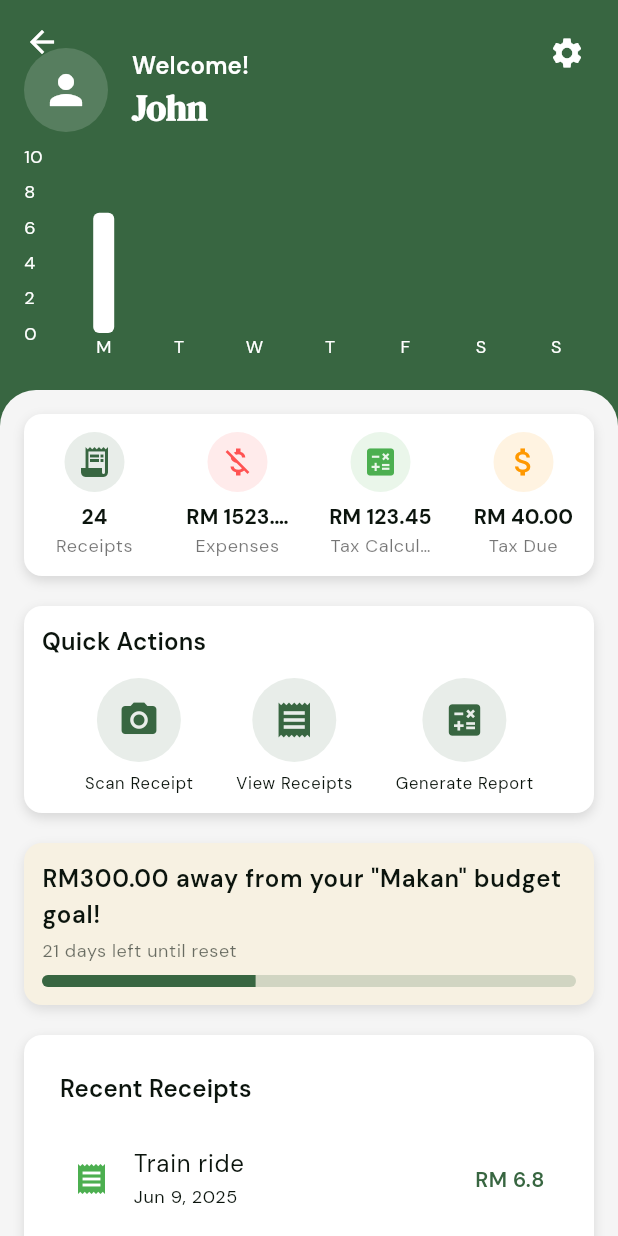
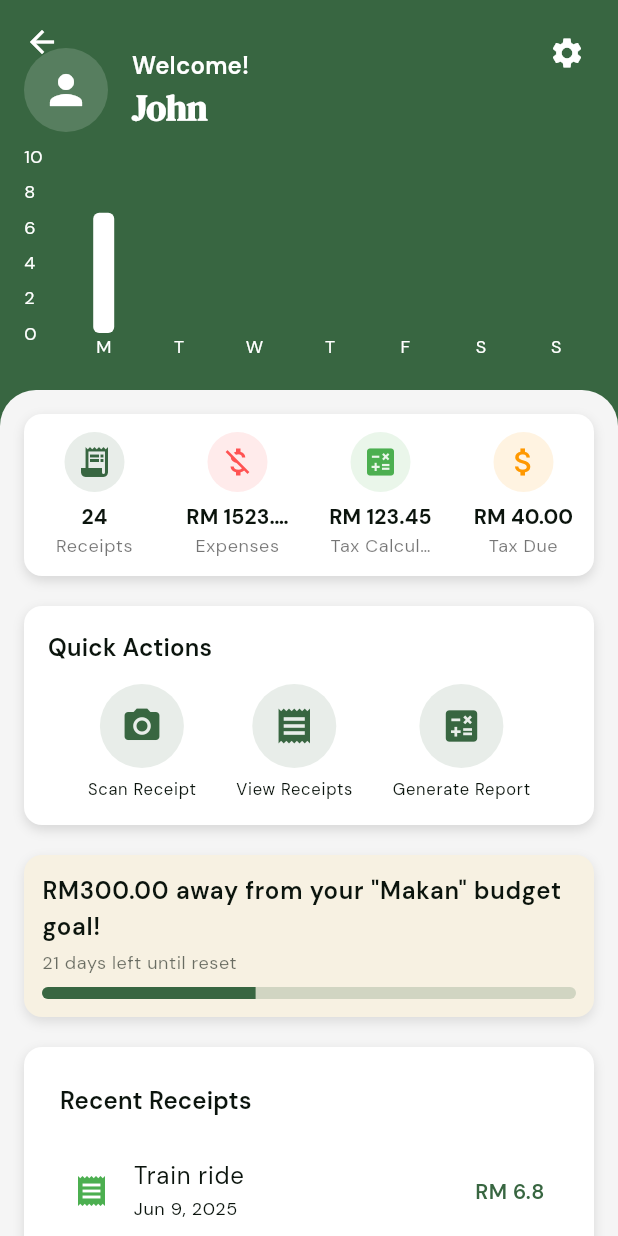
Before and after one commit to vinky0813/tolak_tax, a Flutter app: the DashboardScreen screen opened directly, on a phone screen of 412 x 824 dp. Run offline on Flutter 3.47's test engine with Material 3 defaults, Android fonts, the phone set to English and light mode, and no system bars; drawn by our look-alikes of fl_chart; our stand-ins replace firebase_auth, firebase_core, flutter_svg, google_sign_in, step_progress_indicator; missing offline and left inert: flutter_facebook_auth; accounts and stored records are empty.

Commit message:
Small Dashboard Update

```diff
--- a/lib/screens/dashboard_screen.dart
+++ b/lib/screens/dashboard_screen.dart
@@ -3,6 +3,7 @@ import 'package:tolak_tax/models/receipt_model.dart';
 import 'package:tolak_tax/widgets/gamified_progress.dart';
 import 'package:tolak_tax/widgets/quick_actionbutton.dart';
 import 'package:tolak_tax/widgets/recent_receipts_list.dart';
+import 'package:tolak_tax/widgets/section_container.dart';
 import 'package:tolak_tax/widgets/summary_card.dart';
 import 'package:tolak_tax/widgets/weekly_barchart.dart';
 
@@ -305,30 +306,7 @@ class DashboardScreen extends StatelessWidget {
 
                       const SizedBox(height: 20),
 
-                      Container(
-                        padding: const EdgeInsets.all(12),
-                        decoration: BoxDecoration(
-                          color: Colors.white,
-                          borderRadius: BorderRadius.circular(12),
-                          boxShadow: [
-                            const BoxShadow(
-                              color: Colors.black12,
-                              blurRadius: 6,
-                              offset: Offset(0, 3),
-                            )
-                          ],
-                        ),
-                        child: Column(
-                          crossAxisAlignment: CrossAxisAlignment.start,
-                          children: [
-                            Text(
-                              'Quick Actions',
-                              style: theme.textTheme.titleMedium?.copyWith(
-                                fontWeight: FontWeight.w600,
-                              ),
-                            ),
-                            const SizedBox(height: 12),
-                            Row(
+                      SectionContainer(title: 'Quick Actions', child: Row(
                         mainAxisAlignment: MainAxisAlignment.spaceEvenly,
                         children: [
                           QuickActionButton(
@@ -353,10 +331,7 @@ class DashboardScreen extends StatelessWidget {
                             },
                           ),
                         ],
-                            ),
-                          ],
-                        ),
-                      ),
+                      ),),
 
                       const SizedBox(height: 20),
 
```
Lines whose indentation alone changed are shown as unchanged.
